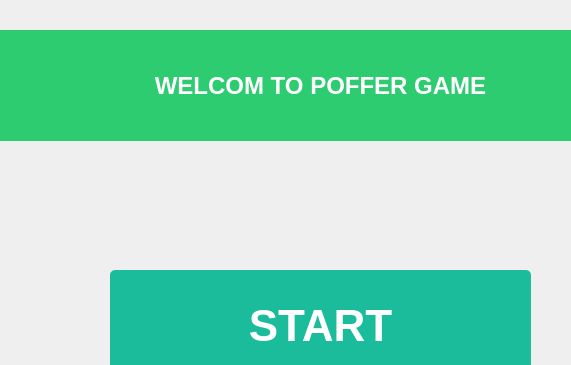
Qt form PofferClient/pages/pages/mainwindow.ui (mohamadsalimi19/Poffer-Game-AP) before a commit; both pictures show x 140 to 711 and y 0 to 365 of the 958 by 668 pixel window.
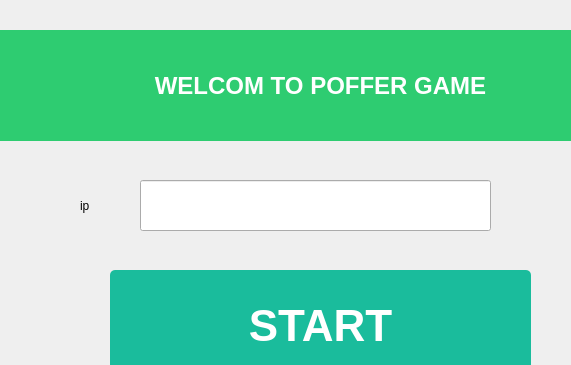
The same form after that commit.

Patch:
```diff
--- a/PofferClient/pages/pages/mainwindow.ui
+++ b/PofferClient/pages/pages/mainwindow.ui
@@ -94,6 +94,29 @@
      <set>Qt::AlignmentFlag::AlignCenter</set>
     </property>
    </widget>
+   <widget class="QLineEdit" name="lineEdit">
+    <property name="geometry">
+     <rect>
+      <x>280</x>
+      <y>180</y>
+      <width>351</width>
+      <height>51</height>
+     </rect>
+    </property>
+   </widget>
+   <widget class="QLabel" name="label_2">
+    <property name="geometry">
+     <rect>
+      <x>220</x>
+      <y>180</y>
+      <width>63</width>
+      <height>51</height>
+     </rect>
+    </property>
+    <property name="text">
+     <string>ip</string>
+    </property>
+   </widget>
   </widget>
   <widget class="QMenuBar" name="menubar">
    <property name="geometry">
```
